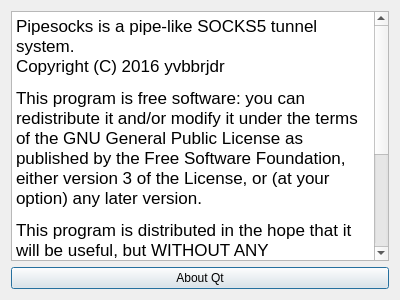
Above: pipesocks/aboutdialog.ui from pipesocks/pipesocks before the change. Below: the same form after it.
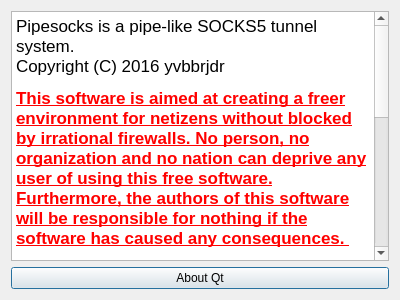
That is the form after the change.

Patch:
```diff
--- a/pipesocks/aboutdialog.ui
+++ b/pipesocks/aboutdialog.ui
@@ -22,6 +22,7 @@
 p, li { white-space: pre-wrap; }
 &lt;/style&gt;&lt;/head&gt;&lt;body style=&quot; font-family:'.SF NS Text'; font-size:13pt; font-weight:400; font-style:normal;&quot;&gt;
 &lt;p style=&quot; margin-top:12px; margin-bottom:12px; margin-left:0px; margin-right:0px; -qt-block-indent:0; text-indent:0px;&quot;&gt;Pipesocks is a pipe-like SOCKS5 tunnel system.&lt;br /&gt;Copyright (C) 2016 yvbbrjdr &lt;/p&gt;
+&lt;p style=&quot; margin-top:12px; margin-bottom:12px; margin-left:0px; margin-right:0px; -qt-block-indent:0; text-indent:0px;&quot;&gt;&lt;span style=&quot; font-weight:600; text-decoration: underline; color:#ff0000;&quot;&gt;This software is aimed at creating a freer environment for netizens without blocked by irrational firewalls. No person, no organization and no nation can deprive any user of using this free software. Furthermore, the authors of this software will be responsible for nothing if the software has caused any consequences. &lt;/span&gt;&lt;/p&gt;
 &lt;p style=&quot; margin-top:12px; margin-bottom:12px; margin-left:0px; margin-right:0px; -qt-block-indent:0; text-indent:0px;&quot;&gt;This program is free software: you can redistribute it and/or modify it under the terms of the GNU General Public License as published by the Free Software Foundation, either version 3 of the License, or (at your option) any later version. &lt;/p&gt;
 &lt;p style=&quot; margin-top:12px; margin-bottom:12px; margin-left:0px; margin-right:0px; -qt-block-indent:0; text-indent:0px;&quot;&gt;This program is distributed in the hope that it will be useful, but WITHOUT ANY WARRANTY; without even the implied warranty of MERCHANTABILITY or FITNESS FOR A PARTICULAR PURPOSE. See the GNU General Public License for more details. &lt;/p&gt;
 &lt;p style=&quot; margin-top:12px; margin-bottom:12px; margin-left:0px; margin-right:0px; -qt-block-indent:0; text-indent:0px;&quot;&gt;You should have received a copy of the GNU General Public License along with this program. If not, see &amp;lt;http://www.gnu.org/licenses/&amp;gt;.&lt;/p&gt;&lt;/body&gt;&lt;/html&gt;</string>
```
